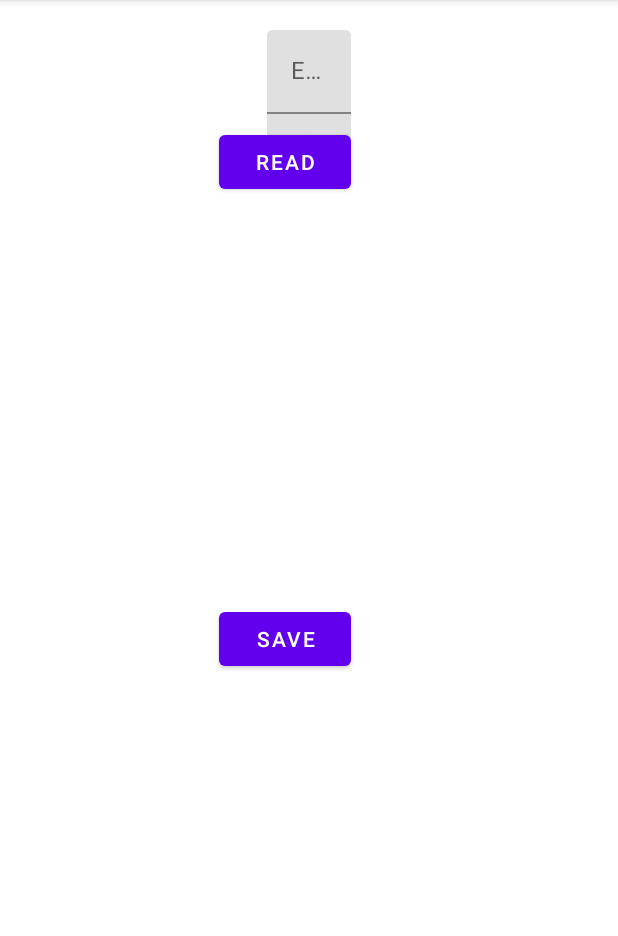
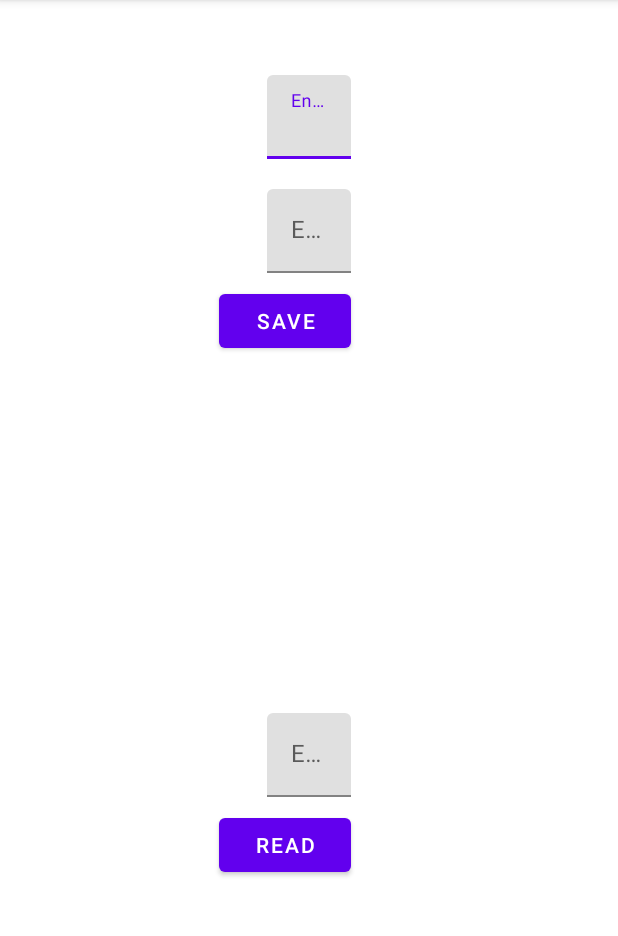
Before and after one commit to sosolikova/TicTacToe, an Android app: the ThirdActivity screen opened directly, with no data from a screen before it, on a phone screen of 412 x 824 dp, the part 84-1020 px from its top. Run offline under Robolectric (Android 15) with nearby library versions, the phone set to English and light mode, and no system bars; 1 statement that could not run was skipped.

Commit message:
update layouts

```diff
--- a/app/src/main/res/layout/activity_third.xml
+++ b/app/src/main/res/layout/activity_third.xml
@@ -7,85 +7,88 @@
     tools:context=".ThirdActivity">
 
     <com.google.android.material.textfield.TextInputLayout
-        android:id="@+id/textInputLayout"
+        android:id="@+id/textInputLayout8"
         android:layout_width="wrap_content"
         android:layout_height="wrap_content"
-        android:hint="Enter key ..."
-        android:layout_marginTop = "50dp"
+        android:hint="Enter key..."
+        android:layout_marginTop="50dp"
         app:layout_constraintEnd_toEndOf="parent"
         app:layout_constraintHorizontal_bias="0.5"
         app:layout_constraintStart_toStartOf="parent"
         app:layout_constraintTop_toTopOf="parent">
+
         <com.google.android.material.textfield.TextInputEditText
             android:id="@+id/etSaveKey"
             android:layout_width="match_parent"
             android:layout_height="match_parent"
             android:ems="15" />
+
     </com.google.android.material.textfield.TextInputLayout>
 
     <com.google.android.material.textfield.TextInputLayout
-        android:id="@+id/textInputLayout2"
+        android:id="@+id/textInputLayout7"
         android:layout_width="wrap_content"
         android:layout_height="wrap_content"
-        android:hint="Enter value ..."
-        android:layout_marginTop = "20dp"
+        android:hint="Enter value..."
+        android:layout_marginTop="20dp"
         app:layout_constraintEnd_toEndOf="parent"
         app:layout_constraintHorizontal_bias="0.5"
         app:layout_constraintStart_toStartOf="parent"
-        app:layout_constraintTop_toTopOf="parent"
-        app:layout_constraintTop_toBottomOf="@+id/textInputLayout">
+        app:layout_constraintTop_toBottomOf="@+id/textInputLayout8">
+
         <com.google.android.material.textfield.TextInputEditText
             android:id="@+id/etSaveValue"
             android:layout_width="match_parent"
             android:layout_height="match_parent"
             android:ems="15" />
+
     </com.google.android.material.textfield.TextInputLayout>
 
     <com.google.android.material.textfield.TextInputLayout
-        android:id="@+id/textInputLayout3"
+        android:id="@+id/textInputLayout"
         android:layout_width="wrap_content"
         android:layout_height="wrap_content"
-        android:hint="Enter key ..."
-        android:layout_marginTop = "20dp"
+        android:hint="Enter key..."
+        app:layout_constraintBottom_toBottomOf="parent"
         app:layout_constraintEnd_toEndOf="parent"
         app:layout_constraintHorizontal_bias="0.5"
         app:layout_constraintStart_toStartOf="parent"
-        app:layout_constraintTop_toTopOf="parent"
         app:layout_constraintTop_toBottomOf="@+id/btnSave">
+
         <com.google.android.material.textfield.TextInputEditText
-            android:id="@+id/etReadKey"
+            android:id="@+id/etReadkey"
             android:layout_width="match_parent"
             android:layout_height="match_parent"
             android:ems="15" />
+
     </com.google.android.material.textfield.TextInputLayout>
-
 
     <Button
         android:id="@+id/btnSave"
         android:layout_width="wrap_content"
         android:layout_height="wrap_content"
+        android:text="Save"
         android:layout_marginTop="8dp"
-        android:text="Save"
-        app:layout_constraintBottom_toBottomOf="parent"
-        app:layout_constraintTop_toBottomOf="@+id/textInputLayout2"
-        app:layout_constraintEnd_toEndOf="@+id/textInputLayout2" />
+        app:layout_constraintEnd_toEndOf="@+id/textInputLayout7"
+        app:layout_constraintTop_toBottomOf="@+id/textInputLayout7" />
 
     <Button
         android:id="@+id/btnRead"
         android:layout_width="wrap_content"
         android:layout_height="wrap_content"
+        android:text="Read"
         android:layout_marginTop="8dp"
-        android:text="Read"
-        app:layout_constraintTop_toBottomOf="@+id/textInputLayout3"
-        app:layout_constraintEnd_toEndOf="@+id/textInputLayout3" />
+        app:layout_constraintEnd_toEndOf="@+id/textInputLayout"
+        app:layout_constraintTop_toBottomOf="@+id/textInputLayout" />
 
     <TextView
         android:id="@+id/tvReadValue"
         android:layout_width="wrap_content"
         android:layout_height="wrap_content"
         android:layout_marginTop="8dp"
-        app:layout_constraintEnd_toEndOf="@+id/textInputLayout3"
-        app:layout_constraintStart_toStartOf="@+id/textInputLayout3"
+        app:layout_constraintEnd_toEndOf="@+id/textInputLayout"
+        app:layout_constraintStart_toStartOf="@+id/textInputLayout"
         app:layout_constraintTop_toBottomOf="@+id/btnRead"
         tools:text="This is a string" />
+
 </androidx.constraintlayout.widget.ConstraintLayout>
```
